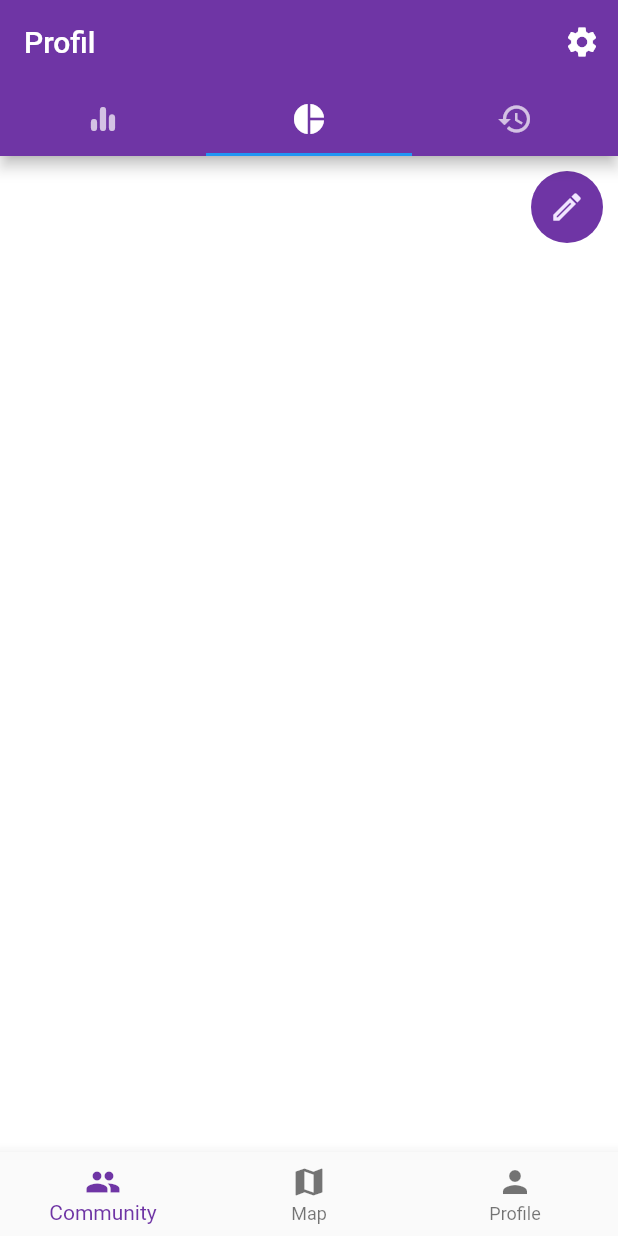
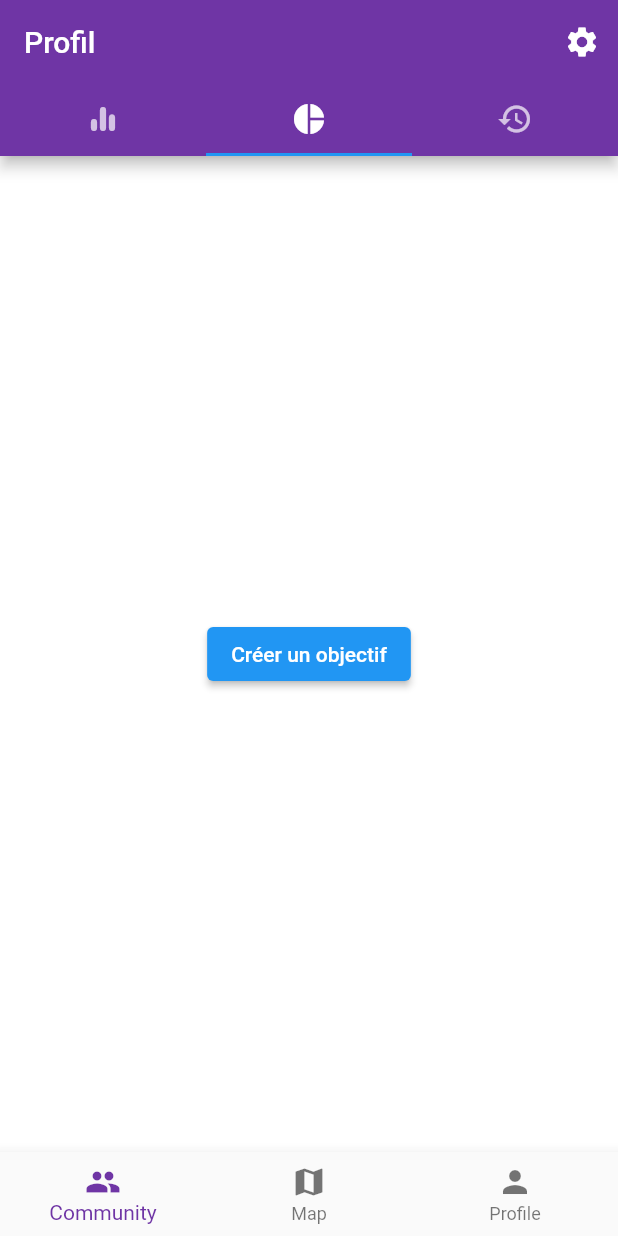
Before and after one commit to soni2261/Runex, a Flutter app: the screen it shows once a user with an empty profile is signed in, tab 2 chosen, on a phone screen of 412 x 824 dp. Run offline on Flutter 3.47's test engine with Material 2 defaults, Android fonts, the light colour scheme and no system bars; our stand-ins replace cloud_firestore, firebase_auth, firebase_core, flutter_spinkit, flutter_svg, google_sign_in and 1 more; accounts and stored records are empty.

Commit message:
Revert "Merge branch 'main' of https://github.com/soni2261/Runex into main"
This reverts commit 9905d0d9bddb56695de75f73e2ee0f6377b22cf5, reversing
changes made to c20871a78a112b837e7680109f82648337766d09.

```diff
--- a/runex/lib/Screens/Profil/Onglets/Objectifs/objectifs.dart
+++ b/runex/lib/Screens/Profil/Onglets/Objectifs/objectifs.dart
@@ -1,6 +1,5 @@
 import 'package:flutter/material.dart';
 import 'package:runex/Screens/Profil/Onglets/Objectifs/Creation_Objectifs/CreerObjectif.dart';
-import 'package:runex/constants.dart';
 
 class Objectifs extends StatefulWidget {
   Objectifs({Key key}) : super(key: key);
@@ -12,29 +11,16 @@ class Objectifs extends StatefulWidget {
 class _ObjectifsState extends State<Objectifs> {
   @override
   Widget build(BuildContext context) {
-    return Column(children: [
-      Align(
-        alignment: Alignment.centerRight,
-        child: Padding(
-          padding: const EdgeInsets.all(10.0),
-          child: Ink(
-            decoration: const ShapeDecoration(
-              color: kPrimaryColor,
-              shape: CircleBorder(),
-            ),
-            child: IconButton(
-              icon: Icon(Icons.mode_outlined),
-              color: kPrimaryLightColor,
+    return Center(
+      child: ElevatedButton(
         onPressed: () {
           Navigator.of(context).push(MaterialPageRoute(
             //builder: (context) => CreerObjectif(),
             builder: (context) => CreerObjectif(),
           ));
         },
+        child: Text('Créer un objectif'),
       ),
-          ),
-        ),
-      ),
-    ]);
+    );
   }
 }
```
Lines whose indentation alone changed are shown as unchanged.
